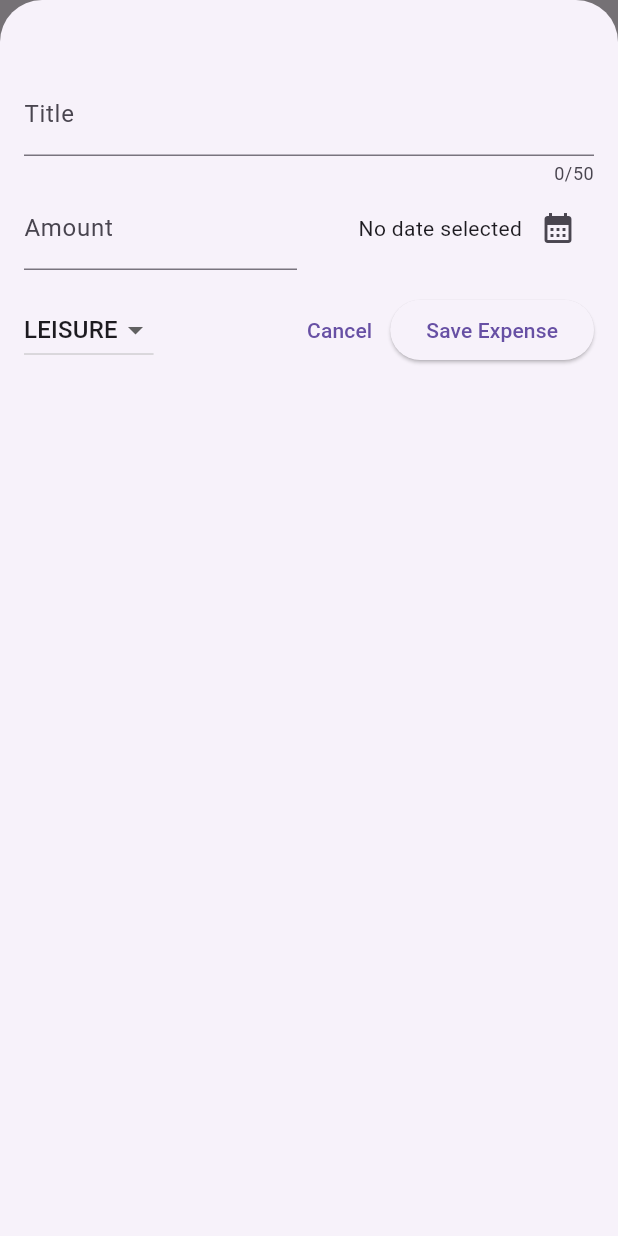
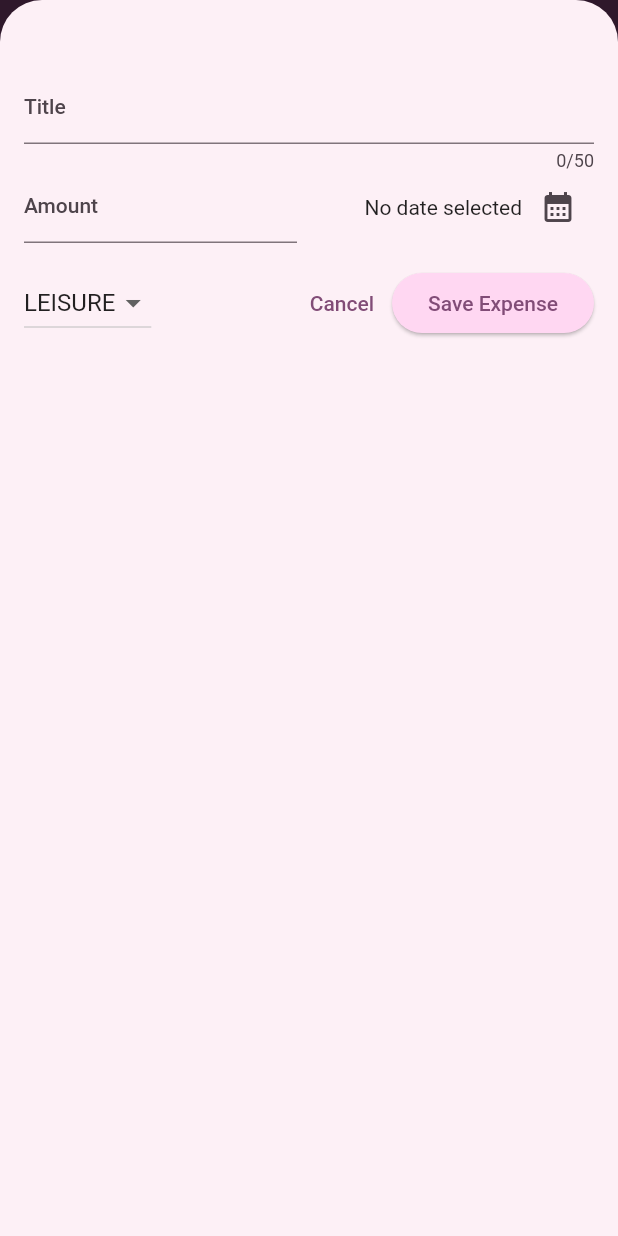
Before and after one commit to Roch10/expense_tracker, a Flutter app: the screen it shows after launch, after a tap on the "add" icon, on a phone screen of 412 x 824 dp. Run offline on Flutter 3.47's test engine with Material 2 defaults, Android fonts, the phone set to English and light mode, and no system bars.

Commit message:
using Themes

```diff
--- a/lib/main.dart
+++ b/lib/main.dart
@@ -2,11 +2,38 @@ import 'package:flutter/material.dart';
 
 import 'package:expense_tracker/widgets/expenses.dart';
 
+var kColorScheme =
+    ColorScheme.fromSeed(seedColor: Color.fromARGB(255, 255, 92, 236));
+
 void main() {
   runApp(
     MaterialApp(
-      theme: ThemeData(
+      theme: ThemeData().copyWith(
         useMaterial3: true,
+        colorScheme: kColorScheme,
+        appBarTheme: const AppBarTheme().copyWith(
+          backgroundColor: kColorScheme.onPrimaryContainer,
+          foregroundColor: kColorScheme.primaryContainer,
+        ),
+        cardTheme: const CardTheme().copyWith(
+          color: kColorScheme.secondaryContainer,
+          margin: const EdgeInsets.symmetric(
+            horizontal: 16,
+            vertical: 8,
+          ),
+        ),
+        elevatedButtonTheme: ElevatedButtonThemeData(
+          style: ElevatedButton.styleFrom(
+            backgroundColor: kColorScheme.primaryContainer,
+          ),
+        ),
+        textTheme: ThemeData().textTheme.copyWith(
+              titleLarge: ThemeData().textTheme.titleLarge?.copyWith(
+                    fontWeight: FontWeight.bold,
+                    color: kColorScheme.onSecondaryContainer,
+                    fontSize: 16,
+                  ),
+            ),
       ),
       home: const Expenses(),
     ),
--- a/lib/widgets/expenses_list/expense_item.dart
+++ b/lib/widgets/expenses_list/expense_item.dart
@@ -18,7 +18,10 @@ class ExpenseItem extends StatelessWidget {
         child: Column(
           crossAxisAlignment: CrossAxisAlignment.start,
           children: [
-            Text(expense.title),
+            Text(
+              expense.title,
+              style: Theme.of(context).textTheme.titleLarge,
+            ),
             const SizedBox(height: 4),
             Row(
               // mainAxisAlignment: MainAxisAlignment.spaceBetween,
--- a/lib/widgets/expenses_list/expenses_list.dart
+++ b/lib/widgets/expenses_list/expenses_list.dart
@@ -1,6 +1,6 @@
 import 'package:expense_tracker/models/expense.dart';
 import 'package:expense_tracker/widgets/expenses_list/expense_item.dart';
-import 'package:flutter/widgets.dart';
+import 'package:flutter/material.dart';
 
 class ExpensesList extends StatelessWidget {
   const ExpensesList(
@@ -14,6 +14,12 @@ class ExpensesList extends StatelessWidget {
     return ListView.builder(
       itemCount: expenses.length,
       itemBuilder: (context, index) => Dismissible(
+        background: Container(
+          color: Theme.of(context).colorScheme.error.withOpacity(0.75),
+          margin: EdgeInsets.symmetric(
+            horizontal: Theme.of(context).cardTheme.margin!.horizontal,
+          ),
+        ),
         key: ValueKey(expenses[index]),
         onDismissed: (direction) {
           onRemoveExpense(expenses[index]);
```
